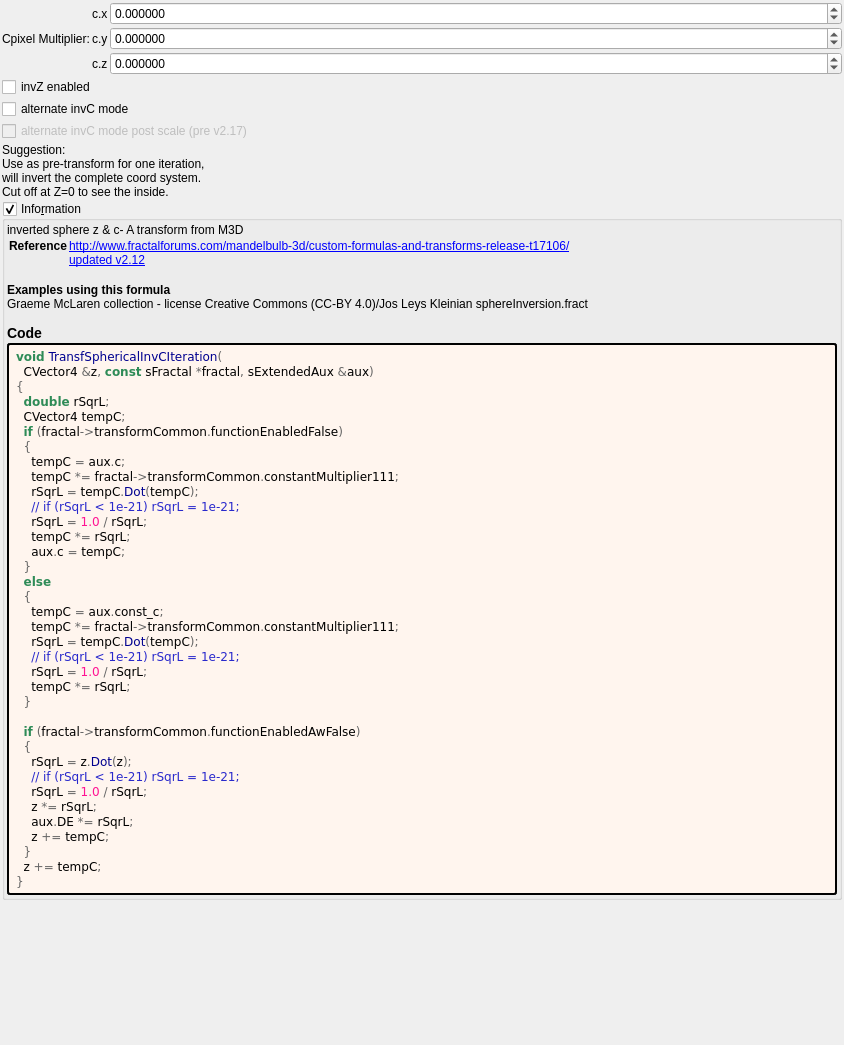
First picture: the form in mandelbulber2/formula/ui/transf_spherical_inv_c.ui, repository buddhi1980/mandelbulber2, before the edit.
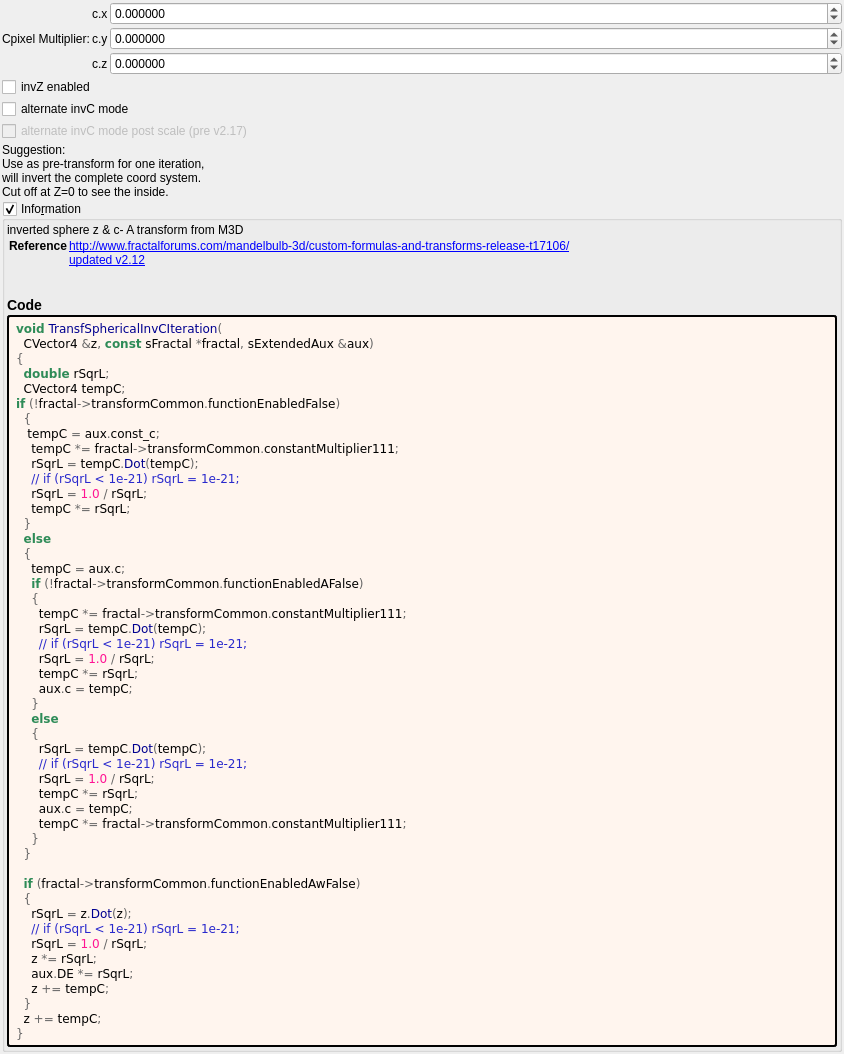
Second picture: the form after the edit. Custom widgets are drawn as their Qt base class.

Patch:
```diff
--- a/mandelbulber2/formula/ui/transf_spherical_inv_c.ui
+++ b/mandelbulber2/formula/ui/transf_spherical_inv_c.ui
@@ -220,7 +220,7 @@
 &lt;a href=&quot;updated v2.12&quot;&gt;updated v2.12&lt;br&gt;
 &lt;/td&gt;&lt;/tr&gt;
 &lt;/table&gt;
-&lt;br&gt;&lt;b&gt;Examples using this formula&lt;/b&gt;&lt;br&gt;Graeme McLaren  collection - license Creative Commons  (CC-BY 4.0)/Jos Leys Kleinian sphereInversion.fract&lt;h3&gt;Code&lt;/h3&gt;</string>
+&lt;h3&gt;Code&lt;/h3&gt;</string>
         </property>
         <property name="wordWrap">
          <bool>true</bool>
@@ -240,29 +240,41 @@
         </property>
         <property name="text">
          <string notr="true">&lt;body style=&quot;background-color:#fff5ee&quot;&gt;
-&lt;pre style=&quot;color:#000000; background-color:#fff5ee;  font-family:'Courier New',monospace;&quot;&gt;&lt;span style=&quot;color:#2e8b57; font-weight:bold&quot;&gt;void&lt;/span&gt; &lt;span style=&quot;color:#00008f&quot;&gt;TransfSphericalInvCIteration&lt;/span&gt;&lt;span style=&quot;color:#676767&quot;&gt;(&lt;/span&gt;
+&lt;pre style=&quot;color:#000000; background-color:#fff5ee;  font-family:&#039;Courier New&#039;,monospace;&quot;&gt;&lt;span style=&quot;color:#2e8b57; font-weight:bold&quot;&gt;void&lt;/span&gt; &lt;span style=&quot;color:#00008f&quot;&gt;TransfSphericalInvCIteration&lt;/span&gt;&lt;span style=&quot;color:#676767&quot;&gt;(&lt;/span&gt;
   CVector4 &lt;span style=&quot;color:#676767&quot;&gt;&amp;amp;&lt;/span&gt;z&lt;span style=&quot;color:#676767&quot;&gt;,&lt;/span&gt; &lt;span style=&quot;color:#2e8b57; font-weight:bold&quot;&gt;const&lt;/span&gt; sFractal &lt;span style=&quot;color:#676767&quot;&gt;*&lt;/span&gt;fractal&lt;span style=&quot;color:#676767&quot;&gt;,&lt;/span&gt; sExtendedAux &lt;span style=&quot;color:#676767&quot;&gt;&amp;amp;&lt;/span&gt;aux&lt;span style=&quot;color:#676767&quot;&gt;)&lt;/span&gt;
 &lt;span style=&quot;color:#676767&quot;&gt;{&lt;/span&gt;
   &lt;span style=&quot;color:#2e8b57; font-weight:bold&quot;&gt;double&lt;/span&gt; rSqrL&lt;span style=&quot;color:#676767&quot;&gt;;&lt;/span&gt;
   CVector4 tempC&lt;span style=&quot;color:#676767&quot;&gt;;&lt;/span&gt;
-  &lt;span style=&quot;color:#2e8b57; font-weight:bold&quot;&gt;if&lt;/span&gt; &lt;span style=&quot;color:#676767&quot;&gt;(&lt;/span&gt;fractal&lt;span style=&quot;color:#676767&quot;&gt;-&amp;gt;&lt;/span&gt;transformCommon&lt;span style=&quot;color:#676767&quot;&gt;.&lt;/span&gt;functionEnabledFalse&lt;span style=&quot;color:#676767&quot;&gt;)&lt;/span&gt;
+&lt;span style=&quot;color:#2e8b57; font-weight:bold&quot;&gt;if&lt;/span&gt; &lt;span style=&quot;color:#676767&quot;&gt;(!&lt;/span&gt;fractal&lt;span style=&quot;color:#676767&quot;&gt;-&amp;gt;&lt;/span&gt;transformCommon&lt;span style=&quot;color:#676767&quot;&gt;.&lt;/span&gt;functionEnabledFalse&lt;span style=&quot;color:#676767&quot;&gt;)&lt;/span&gt;
   &lt;span style=&quot;color:#676767&quot;&gt;{&lt;/span&gt;
-    tempC &lt;span style=&quot;color:#676767&quot;&gt;=&lt;/span&gt; aux&lt;span style=&quot;color:#676767&quot;&gt;.&lt;/span&gt;c&lt;span style=&quot;color:#676767&quot;&gt;;&lt;/span&gt;
+   tempC &lt;span style=&quot;color:#676767&quot;&gt;=&lt;/span&gt; aux&lt;span style=&quot;color:#676767&quot;&gt;.&lt;/span&gt;const_c&lt;span style=&quot;color:#676767&quot;&gt;;&lt;/span&gt;
     tempC &lt;span style=&quot;color:#676767&quot;&gt;*=&lt;/span&gt; fractal&lt;span style=&quot;color:#676767&quot;&gt;-&amp;gt;&lt;/span&gt;transformCommon&lt;span style=&quot;color:#676767&quot;&gt;.&lt;/span&gt;constantMultiplier111&lt;span style=&quot;color:#676767&quot;&gt;;&lt;/span&gt;
     rSqrL &lt;span style=&quot;color:#676767&quot;&gt;=&lt;/span&gt; tempC&lt;span style=&quot;color:#676767&quot;&gt;.&lt;/span&gt;&lt;span style=&quot;color:#00008f&quot;&gt;Dot&lt;/span&gt;&lt;span style=&quot;color:#676767&quot;&gt;(&lt;/span&gt;tempC&lt;span style=&quot;color:#676767&quot;&gt;);&lt;/span&gt;
     &lt;span style=&quot;color:#2929cc&quot;&gt;// if (rSqrL &amp;lt; 1e-21) rSqrL = 1e-21;&lt;/span&gt;
     rSqrL &lt;span style=&quot;color:#676767&quot;&gt;=&lt;/span&gt; &lt;span style=&quot;color:#ff1493&quot;&gt;1.0&lt;/span&gt; &lt;span style=&quot;color:#676767&quot;&gt;/&lt;/span&gt; rSqrL&lt;span style=&quot;color:#676767&quot;&gt;;&lt;/span&gt;
     tempC &lt;span style=&quot;color:#676767&quot;&gt;*=&lt;/span&gt; rSqrL&lt;span style=&quot;color:#676767&quot;&gt;;&lt;/span&gt;
-    aux&lt;span style=&quot;color:#676767&quot;&gt;.&lt;/span&gt;c &lt;span style=&quot;color:#676767&quot;&gt;=&lt;/span&gt; tempC&lt;span style=&quot;color:#676767&quot;&gt;;&lt;/span&gt;
   &lt;span style=&quot;color:#676767&quot;&gt;}&lt;/span&gt;
   &lt;span style=&quot;color:#2e8b57; font-weight:bold&quot;&gt;else&lt;/span&gt;
   &lt;span style=&quot;color:#676767&quot;&gt;{&lt;/span&gt;
-    tempC &lt;span style=&quot;color:#676767&quot;&gt;=&lt;/span&gt; aux&lt;span style=&quot;color:#676767&quot;&gt;.&lt;/span&gt;const_c&lt;span style=&quot;color:#676767&quot;&gt;;&lt;/span&gt;
-    tempC &lt;span style=&quot;color:#676767&quot;&gt;*=&lt;/span&gt; fractal&lt;span style=&quot;color:#676767&quot;&gt;-&amp;gt;&lt;/span&gt;transformCommon&lt;span style=&quot;color:#676767&quot;&gt;.&lt;/span&gt;constantMultiplier111&lt;span style=&quot;color:#676767&quot;&gt;;&lt;/span&gt;
-    rSqrL &lt;span style=&quot;color:#676767&quot;&gt;=&lt;/span&gt; tempC&lt;span style=&quot;color:#676767&quot;&gt;.&lt;/span&gt;&lt;span style=&quot;color:#00008f&quot;&gt;Dot&lt;/span&gt;&lt;span style=&quot;color:#676767&quot;&gt;(&lt;/span&gt;tempC&lt;span style=&quot;color:#676767&quot;&gt;);&lt;/span&gt;
-    &lt;span style=&quot;color:#2929cc&quot;&gt;// if (rSqrL &amp;lt; 1e-21) rSqrL = 1e-21;&lt;/span&gt;
-    rSqrL &lt;span style=&quot;color:#676767&quot;&gt;=&lt;/span&gt; &lt;span style=&quot;color:#ff1493&quot;&gt;1.0&lt;/span&gt; &lt;span style=&quot;color:#676767&quot;&gt;/&lt;/span&gt; rSqrL&lt;span style=&quot;color:#676767&quot;&gt;;&lt;/span&gt;
-    tempC &lt;span style=&quot;color:#676767&quot;&gt;*=&lt;/span&gt; rSqrL&lt;span style=&quot;color:#676767&quot;&gt;;&lt;/span&gt;
+    tempC &lt;span style=&quot;color:#676767&quot;&gt;=&lt;/span&gt; aux&lt;span style=&quot;color:#676767&quot;&gt;.&lt;/span&gt;c&lt;span style=&quot;color:#676767&quot;&gt;;&lt;/span&gt;
+    &lt;span style=&quot;color:#2e8b57; font-weight:bold&quot;&gt;if&lt;/span&gt; &lt;span style=&quot;color:#676767&quot;&gt;(!&lt;/span&gt;fractal&lt;span style=&quot;color:#676767&quot;&gt;-&amp;gt;&lt;/span&gt;transformCommon&lt;span style=&quot;color:#676767&quot;&gt;.&lt;/span&gt;functionEnabledAFalse&lt;span style=&quot;color:#676767&quot;&gt;)&lt;/span&gt;
+    &lt;span style=&quot;color:#676767&quot;&gt;{&lt;/span&gt;
+      tempC &lt;span style=&quot;color:#676767&quot;&gt;*=&lt;/span&gt; fractal&lt;span style=&quot;color:#676767&quot;&gt;-&amp;gt;&lt;/span&gt;transformCommon&lt;span style=&quot;color:#676767&quot;&gt;.&lt;/span&gt;constantMultiplier111&lt;span style=&quot;color:#676767&quot;&gt;;&lt;/span&gt;
+      rSqrL &lt;span style=&quot;color:#676767&quot;&gt;=&lt;/span&gt; tempC&lt;span style=&quot;color:#676767&quot;&gt;.&lt;/span&gt;&lt;span style=&quot;color:#00008f&quot;&gt;Dot&lt;/span&gt;&lt;span style=&quot;color:#676767&quot;&gt;(&lt;/span&gt;tempC&lt;span style=&quot;color:#676767&quot;&gt;);&lt;/span&gt;
+      &lt;span style=&quot;color:#2929cc&quot;&gt;// if (rSqrL &amp;lt; 1e-21) rSqrL = 1e-21;&lt;/span&gt;
+      rSqrL &lt;span style=&quot;color:#676767&quot;&gt;=&lt;/span&gt; &lt;span style=&quot;color:#ff1493&quot;&gt;1.0&lt;/span&gt; &lt;span style=&quot;color:#676767&quot;&gt;/&lt;/span&gt; rSqrL&lt;span style=&quot;color:#676767&quot;&gt;;&lt;/span&gt;
+      tempC &lt;span style=&quot;color:#676767&quot;&gt;*=&lt;/span&gt; rSqrL&lt;span style=&quot;color:#676767&quot;&gt;;&lt;/span&gt;
+      aux&lt;span style=&quot;color:#676767&quot;&gt;.&lt;/span&gt;c &lt;span style=&quot;color:#676767&quot;&gt;=&lt;/span&gt; tempC&lt;span style=&quot;color:#676767&quot;&gt;;&lt;/span&gt;
+    &lt;span style=&quot;color:#676767&quot;&gt;}&lt;/span&gt;
+    &lt;span style=&quot;color:#2e8b57; font-weight:bold&quot;&gt;else&lt;/span&gt;
+    &lt;span style=&quot;color:#676767&quot;&gt;{&lt;/span&gt;
+      rSqrL &lt;span style=&quot;color:#676767&quot;&gt;=&lt;/span&gt; tempC&lt;span style=&quot;color:#676767&quot;&gt;.&lt;/span&gt;&lt;span style=&quot;color:#00008f&quot;&gt;Dot&lt;/span&gt;&lt;span style=&quot;color:#676767&quot;&gt;(&lt;/span&gt;tempC&lt;span style=&quot;color:#676767&quot;&gt;);&lt;/span&gt;
+      &lt;span style=&quot;color:#2929cc&quot;&gt;// if (rSqrL &amp;lt; 1e-21) rSqrL = 1e-21;&lt;/span&gt;
+      rSqrL &lt;span style=&quot;color:#676767&quot;&gt;=&lt;/span&gt; &lt;span style=&quot;color:#ff1493&quot;&gt;1.0&lt;/span&gt; &lt;span style=&quot;color:#676767&quot;&gt;/&lt;/span&gt; rSqrL&lt;span style=&quot;color:#676767&quot;&gt;;&lt;/span&gt;
+      tempC &lt;span style=&quot;color:#676767&quot;&gt;*=&lt;/span&gt; rSqrL&lt;span style=&quot;color:#676767&quot;&gt;;&lt;/span&gt;
+      aux&lt;span style=&quot;color:#676767&quot;&gt;.&lt;/span&gt;c &lt;span style=&quot;color:#676767&quot;&gt;=&lt;/span&gt; tempC&lt;span style=&quot;color:#676767&quot;&gt;;&lt;/span&gt;
+      tempC &lt;span style=&quot;color:#676767&quot;&gt;*=&lt;/span&gt; fractal&lt;span style=&quot;color:#676767&quot;&gt;-&amp;gt;&lt;/span&gt;transformCommon&lt;span style=&quot;color:#676767&quot;&gt;.&lt;/span&gt;constantMultiplier111&lt;span style=&quot;color:#676767&quot;&gt;;&lt;/span&gt;
+    &lt;span style=&quot;color:#676767&quot;&gt;}&lt;/span&gt;
   &lt;span style=&quot;color:#676767&quot;&gt;}&lt;/span&gt;
 
   &lt;span style=&quot;color:#2e8b57; font-weight:bold&quot;&gt;if&lt;/span&gt; &lt;span style=&quot;color:#676767&quot;&gt;(&lt;/span&gt;fractal&lt;span style=&quot;color:#676767&quot;&gt;-&amp;gt;&lt;/span&gt;transformCommon&lt;span style=&quot;color:#676767&quot;&gt;.&lt;/span&gt;functionEnabledAwFalse&lt;span style=&quot;color:#676767&quot;&gt;)&lt;/span&gt;
```
Left out of the diff: 2 changed lines with no effect on the pictures.
